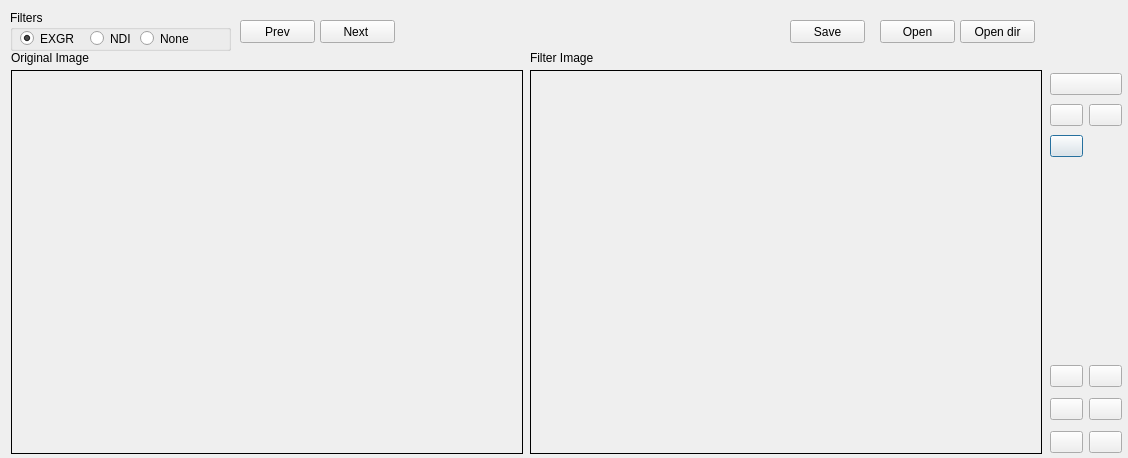
This is main.ui in zaher88abd/Segmenter as Qt 5 draws it before an edit. The edited form follows.
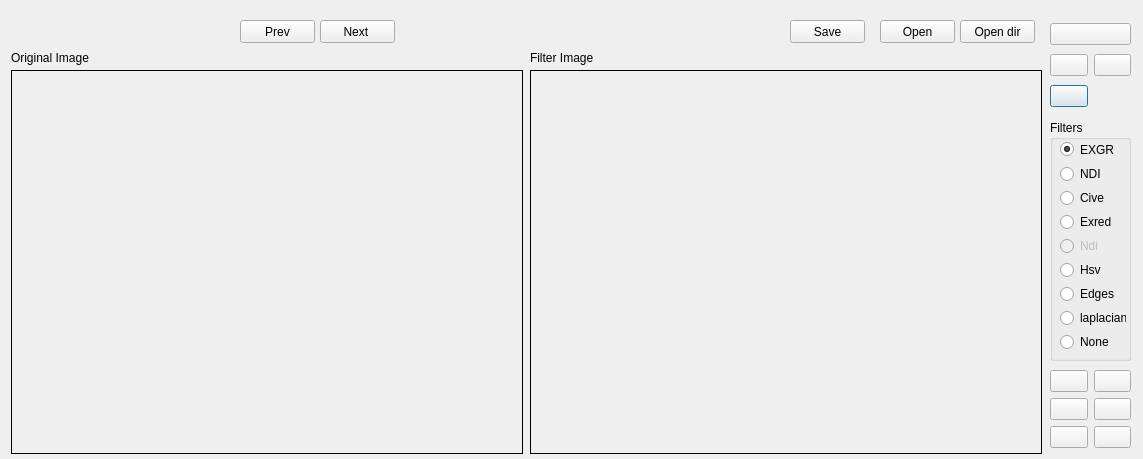
This is the edited form. Icons and pictures are not drawn.

The edit to the form file:
```diff
--- a/main.ui
+++ b/main.ui
@@ -6,8 +6,8 @@
    <rect>
     <x>0</x>
     <y>0</y>
-    <width>1128</width>
-    <height>458</height>
+    <width>1143</width>
+    <height>459</height>
    </rect>
   </property>
   <property name="windowTitle">
@@ -83,10 +83,10 @@
   <widget class="QGroupBox" name="groupBox">
    <property name="geometry">
     <rect>
-     <x>10</x>
-     <y>10</y>
-     <width>221</width>
-     <height>41</height>
+     <x>1050</x>
+     <y>120</y>
+     <width>81</width>
+     <height>241</height>
     </rect>
    </property>
    <property name="toolTip">
@@ -95,34 +95,18 @@
    <property name="title">
     <string>Filters</string>
    </property>
-   <widget class="QRadioButton" name="radBtnNDI">
+   <widget class="QWidget" name="">
     <property name="geometry">
      <rect>
-      <x>80</x>
+      <x>10</x>
       <y>20</y>
-      <width>51</width>
-      <height>17</height>
+      <width>66</width>
+      <height>211</height>
      </rect>
     </property>
-    <property name="toolTip">
-     <string>Ctrl+Shift+F, 2</string>
-    </property>
-    <property name="text">
-     <string>NDI</string>
-    </property>
-    <property name="shortcut">
-     <string>Ctrl+Shift+F, 2</string>
-    </property>
-   </widget>
+    <layout class="QVBoxLayout" name="verticalLayout">
+     <item>
    <widget class="QRadioButton" name="radBtnEG">
-    <property name="geometry">
-     <rect>
-      <x>10</x>
-      <y>20</y>
-      <width>61</width>
-      <height>17</height>
-     </rect>
-    </property>
     <property name="toolTip">
      <string>Ctrl+Shift+F, 1</string>
     </property>
@@ -136,15 +120,103 @@
      <bool>true</bool>
     </property>
    </widget>
+     </item>
+     <item>
+      <widget class="QRadioButton" name="radBtnNDI">
+       <property name="toolTip">
+        <string>Ctrl+Shift+F, 2</string>
+       </property>
+       <property name="text">
+        <string>NDI</string>
+       </property>
+       <property name="shortcut">
+        <string>Ctrl+Shift+F, 2</string>
+       </property>
+      </widget>
+     </item>
+     <item>
+      <widget class="QRadioButton" name="radBtnCive">
+       <property name="toolTip">
+        <string>Ctrl+Shift+F, 2</string>
+       </property>
+       <property name="text">
+        <string>Cive</string>
+       </property>
+       <property name="shortcut">
+        <string>Ctrl+Shift+F, 2</string>
+       </property>
+      </widget>
+     </item>
+     <item>
+      <widget class="QRadioButton" name="radBtnExred">
+       <property name="toolTip">
+        <string>Ctrl+Shift+F, 2</string>
+       </property>
+       <property name="text">
+        <string>Exred</string>
+       </property>
+       <property name="shortcut">
+        <string>Ctrl+Shift+F, 2</string>
+       </property>
+      </widget>
+     </item>
+     <item>
+      <widget class="QRadioButton" name="radBtnNdi">
+       <property name="enabled">
+        <bool>false</bool>
+       </property>
+       <property name="toolTip">
+        <string>Ctrl+Shift+F, 2</string>
+       </property>
+       <property name="text">
+        <string>Ndi</string>
+       </property>
+       <property name="shortcut">
+        <string>Ctrl+Shift+F, 2</string>
+       </property>
+      </widget>
+     </item>
+     <item>
+      <widget class="QRadioButton" name="radBtnHsv">
+       <property name="toolTip">
+        <string>Ctrl+Shift+F, 2</string>
+       </property>
+       <property name="text">
+        <string>Hsv</string>
+       </property>
+       <property name="shortcut">
+        <string>Ctrl+Shift+F, 2</string>
+       </property>
+      </widget>
+     </item>
+     <item>
+      <widget class="QRadioButton" name="radBtnEdges">
+       <property name="toolTip">
+        <string>Ctrl+Shift+F, 2</string>
+       </property>
+       <property name="text">
+        <string>Edges</string>
+       </property>
+       <property name="shortcut">
+        <string>Ctrl+Shift+F, 2</string>
+       </property>
+      </widget>
+     </item>
+     <item>
+      <widget class="QRadioButton" name="radBtnLaplacian">
+       <property name="toolTip">
+        <string>Ctrl+Shift+F, 2</string>
+       </property>
+       <property name="text">
+        <string>laplacian</string>
+       </property>
+       <property name="shortcut">
+        <string>Ctrl+Shift+F, 2</string>
+       </property>
+      </widget>
+     </item>
+     <item>
    <widget class="QRadioButton" name="radBtnNon">
-    <property name="geometry">
-     <rect>
-      <x>130</x>
-      <y>20</y>
-      <width>82</width>
-      <height>17</height>
-     </rect>
-    </property>
     <property name="toolTip">
      <string>Ctrl+Shift+F, 3</string>
     </property>
@@ -155,6 +227,19 @@
      <string>Ctrl+Shift+F, 3</string>
     </property>
    </widget>
+     </item>
+    </layout>
+   </widget>
+   <zorder>radBtnNDI</zorder>
+   <zorder>radBtnEG</zorder>
+   <zorder>radBtnNon</zorder>
+   <zorder>f_view</zorder>
+   <zorder>radBtnCive</zorder>
+   <zorder>radBtnExred</zorder>
+   <zorder>radBtnNdi</zorder>
+   <zorder>radBtnHsv</zorder>
+   <zorder>radBtnEdges</zorder>
+   <zorder>radBtnLaplacian</zorder>
   </widget>
   <widget class="QPushButton" name="nextBtn">
    <property name="geometry">
@@ -255,9 +340,9 @@
    <property name="geometry">
     <rect>
      <x>1050</x>
-     <y>360</y>
-     <width>72</width>
-     <height>101</height>
+     <y>370</y>
+     <width>81</width>
+     <height>81</height>
     </rect>
    </property>
    <layout class="QGridLayout" name="gridLayout">
@@ -416,13 +501,13 @@
     </item>
    </layout>
   </widget>
-  <widget class="QWidget" name="">
+  <widget class="QWidget" name="layoutWidget">
    <property name="geometry">
     <rect>
      <x>1050</x>
-     <y>70</y>
-     <width>72</width>
-     <height>93</height>
+     <y>20</y>
+     <width>81</width>
+     <height>91</height>
     </rect>
    </property>
    <layout class="QGridLayout" name="gridLayout_2">
```
Lines whose indentation alone changed are shown as unchanged.
